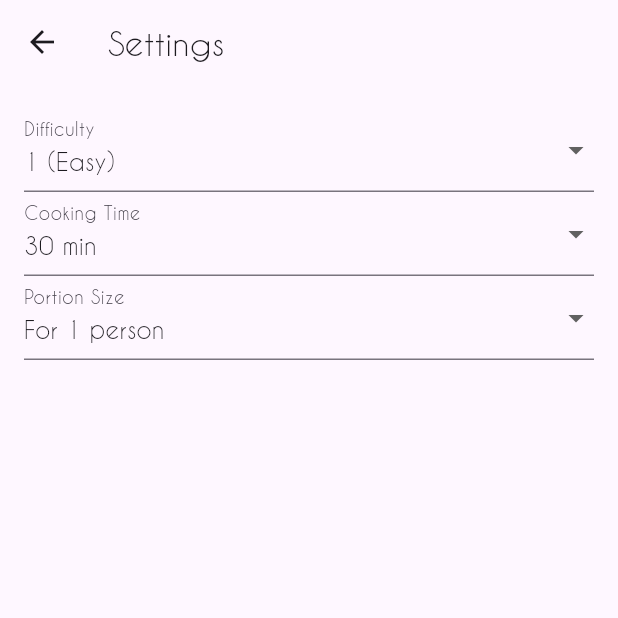
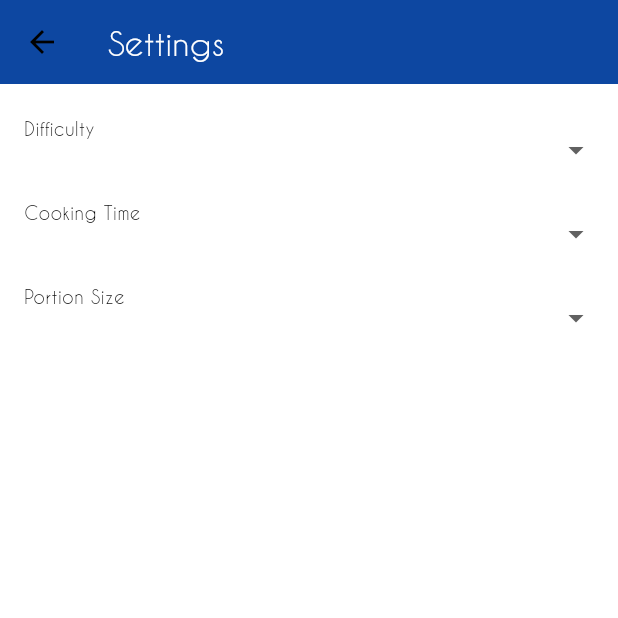
Before and after one commit to boykin345/food-ai-app, a Flutter app: the screen it shows after launch, in the side drawer, after a tap on "Settings", on a phone screen of 412 x 824 dp, the top half of it. Run offline on Flutter 3.47's test engine with Material 3 defaults, Android fonts, the phone set to English and light mode, and no system bars; our stand-ins replace cloud_firestore, firebase_core; accounts and stored records are empty; project files that could hold a hidden picture were left out.

Commit message:
UI: Changed color of font

```diff
--- a/lib/Settings.dart
+++ b/lib/Settings.dart
@@ -14,7 +14,9 @@ class _SettingsScreenState extends State<SettingsScreen> {
   Widget build(BuildContext context) {
     return Scaffold(
       appBar: AppBar(
-        title: Text('Settings'),
+        title: Text('Settings', style: TextStyle(color: Colors.white)),
+        backgroundColor:
+            Colors.blue[900], // Set app bar background color to dark blue
       ),
       body: Padding(
         padding: const EdgeInsets.all(16.0),
--- a/lib/main.dart
+++ b/lib/main.dart
@@ -21,11 +21,13 @@ class MyApp extends StatelessWidget {
     return MaterialApp(
       title: 'Demo',
       theme: ThemeData(
-        primarySwatch: Colors.blue,
         visualDensity: VisualDensity.adaptivePlatformDensity,
         textTheme: Theme.of(context).textTheme.apply(
               fontFamily: 'Caviar Dreams',
+              bodyColor: Colors.white,
             ),
+        colorScheme: ColorScheme.fromSwatch(primarySwatch: Colors.blue)
+            .copyWith(background: Colors.blue[900]),
       ),
       home: MyHomePage(),
     );
@@ -37,16 +39,18 @@ class MyHomePage extends StatelessWidget {
   Widget build(BuildContext context) {
     return Scaffold(
       appBar: AppBar(
-        title: Text('Main Page'),
+        title: Text('Main Page', style: TextStyle(color: Colors.white)),
+        backgroundColor:
+            Colors.blue[900], // Set app bar background color to dark blue
       ),
       drawer: Drawer(
         child: ListView(
           padding: EdgeInsets.zero,
           children: <Widget>[
             DrawerHeader(
-              child: Text('George Cook', style: TextStyle(color: Colors.white)),
+              child: Text('Hi George', style: TextStyle(color: Colors.black)),
               decoration: BoxDecoration(
-                color: Colors.blue,
+                color: Colors.white,
               ),
             ),
             ListTile(
@@ -70,7 +74,7 @@ class MyHomePage extends StatelessWidget {
           ],
         ),
       ),
-      body: Center(child: Text('Main Page')),
+      body: Center(child: Text('Hi George!')),
     );
   }
 }
```
Also changed, not shown: lib/Allergies.dart (+18 -4 lines).
